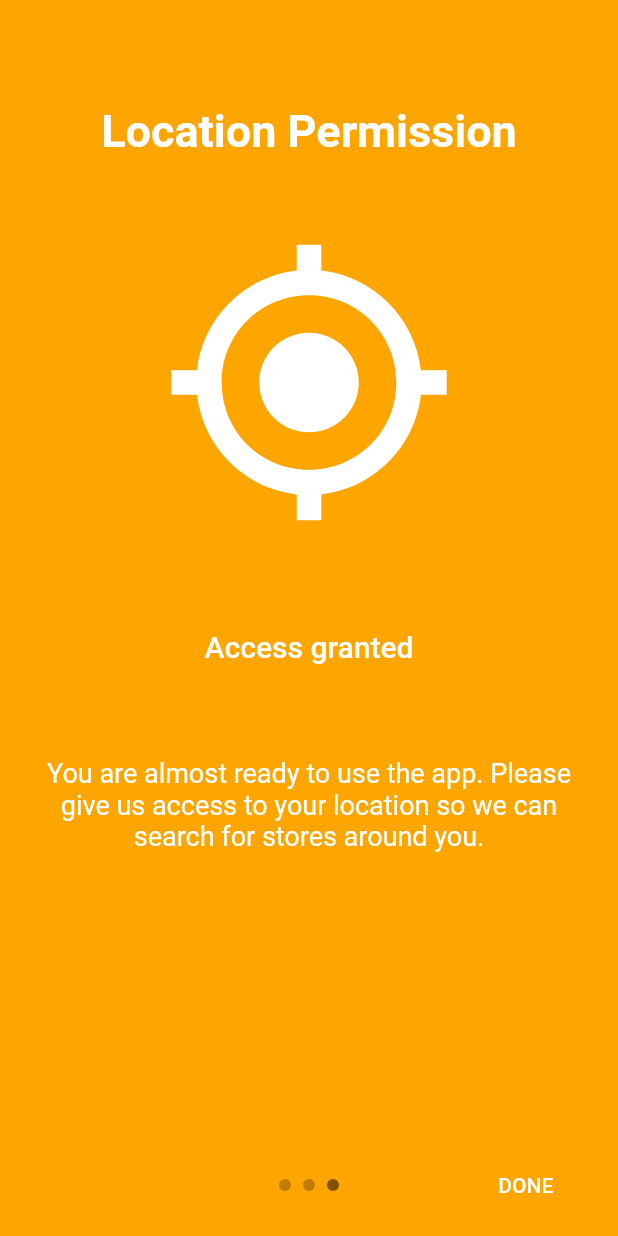
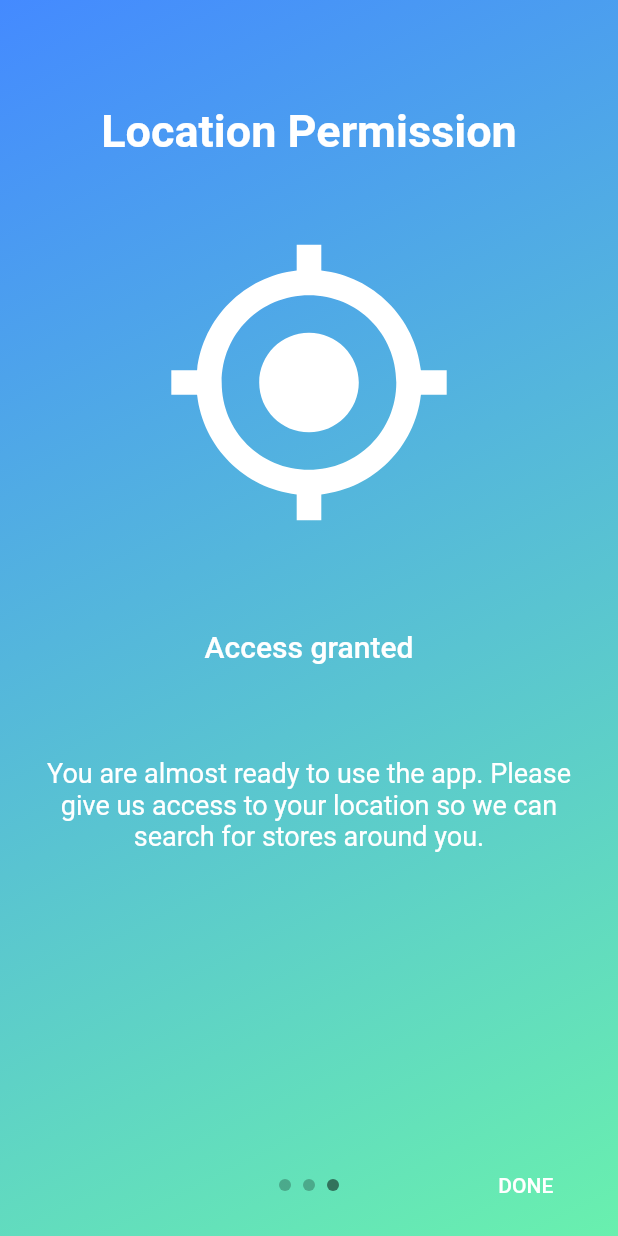
Before and after one commit to SafeMarket-WirVsVirus/frontend-enduser, a Flutter app: the screen it shows after launch, swiped to page 3, on a phone screen of 412 x 824 dp. Run offline on Flutter 3.47's test engine with Material 2 defaults, Android fonts, the phone set to English and light mode, and no system bars; drawn by our look-alikes of intro_slider; our stand-ins replace bloc, equatable, fl_chart, flutter_bloc, flutter_local_notifications, geolocator and 4 more; missing offline and left inert: device_identifier, tutorial_coach_mark; generated files the repository leaves out were written again.

Commit message:
Add gradient

```diff
--- a/lib/ui/tutorials/tutorial_sliders.dart
+++ b/lib/ui/tutorials/tutorial_sliders.dart
@@ -64,7 +64,8 @@ class _TutorialSlidersState extends State<TutorialSliders> {
             print("on access granted");
           },
         ),
-        backgroundColor: Color(0xffFFA500),
+        colorBegin: Colors.blueAccent,
+        colorEnd: Colors.greenAccent,
       ),
     );
 
```
